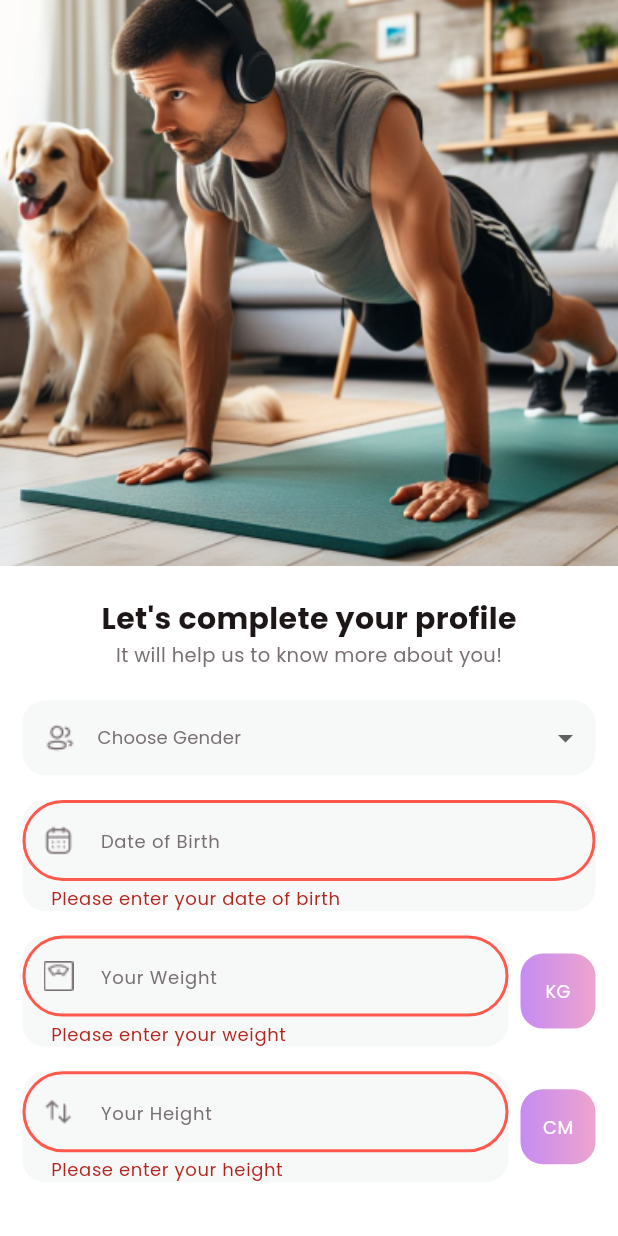
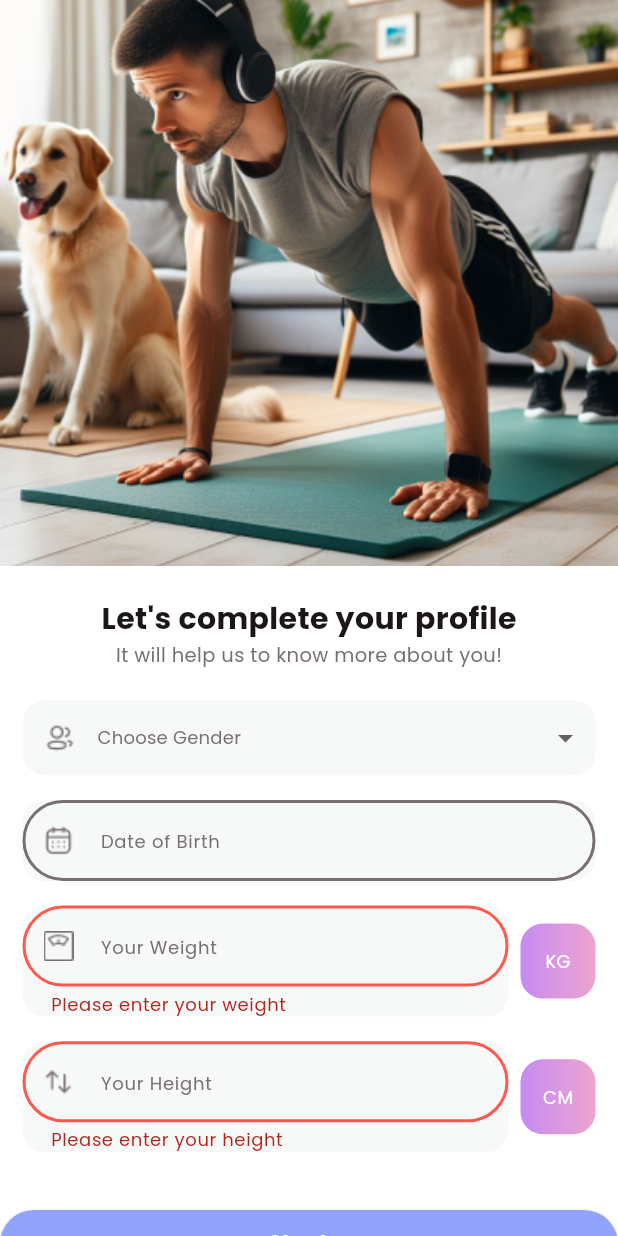
Before and after one commit to akhilSNediyathu/project_1_brofit-app, a Flutter app: the CompleteProfileView screen opened directly with empty values, after a tap on "Next >", on a phone screen of 412 x 824 dp. Run offline on Flutter 3.47's test engine with Material 3 defaults, Android fonts, the phone set to English and light mode, and no system bars; our stand-ins replace carousel_slider, cloud_firestore, firebase_auth, firebase_core; accounts and stored records are empty.

Commit message:
commontextstyleInit

```diff
--- a/lib/common/common_text_styles.dart
+++ b/lib/common/common_text_styles.dart
@@ -7,8 +7,8 @@ import 'package:flutter/material.dart';
 
 class AppTextStyles {
 
-  static const TextStyle titleTextStyle = TextStyle(
-    color: Colors.black,
+  static  TextStyle titleTextStyle = TextStyle(
+    color:Tcolo.black,
     fontSize: 20,
     fontWeight: FontWeight.w700,
   );
@@ -22,16 +22,28 @@ static TextStyle subtitleTextStyle(BuildContext context) {
     );
   }
 
-  static const TextStyle headingTextStyle = TextStyle(
-    color: Colors.grey,
-    fontSize: 13,
+  static  TextStyle carousalHeadingTextStyle = TextStyle(
+                                                      color: Tcolo.white,
+                                                      fontSize: 14,
+                                                      fontWeight: FontWeight.w700);
+  static  TextStyle carousalHeading2TextStyle =TextStyle(
+                      color: Tcolo.black,
+                      fontSize: 20,
+                      fontWeight: FontWeight.w700);
 
-  );
-  static const TextStyle subHeadingTextStyle = TextStyle(
-    color: Colors.grey,
-    fontSize: 13,
+                      static TextStyle carousalStyle3 =  TextStyle(color: Tcolo.gray, fontSize: 13);
 
-  );
+static TextStyle loginHeading1 = TextStyle(
+                      color: Tcolo.gray,
+                      fontSize: 16,
+                    );
+  static TextStyle loginEnding = TextStyle(
+                            color: Tcolo.black,
+                            fontSize: 14,
+                          );
 
-
+  static TextStyle welcomeSubtitle = TextStyle(
+                  color: Tcolo.gray,
+                  fontSize: 13
+                 );
 }
--- a/lib/common/testgif.dart
+++ b/lib/common/testgif.dart
@@ -47,7 +47,7 @@ class _CustomCounterDialogState extends State<CustomCounterDialog1> {
 
   @override
   void dispose() {
-    timer?.cancel(); // Cancel the timer to avoid memory leaks
+    timer?.cancel();
     super.dispose();
   }
 
--- a/lib/view/login/complete_profile.dart
+++ b/lib/view/login/complete_profile.dart
@@ -1,7 +1,8 @@
-
 import 'package:cloud_firestore/cloud_firestore.dart';
 import 'package:firebase_auth/firebase_auth.dart';
 import 'package:fitness_app/common/colo_extension.dart';
+import 'package:fitness_app/common/common_text_styles.dart';
+import 'package:flutter/foundation.dart';
 import 'package:flutter/material.dart';
 
 import '../../common_widget/round_button_1.dart';
@@ -10,17 +11,19 @@ import 'carousal_view.dart';
 
 class CompleteProfileView extends StatefulWidget {
   final String name;
-  const CompleteProfileView({Key? key,required this.name}) : super(key: key);
+
+  const CompleteProfileView({Key? key, required this.name}) : super(key: key);
 
   @override
   State<CompleteProfileView> createState() => _CompleteProfileViewState();
 }
 
 class _CompleteProfileViewState extends State<CompleteProfileView> {
-  TextEditingController txtDate = TextEditingController();
   TextEditingController heightController = TextEditingController();
   TextEditingController weightController = TextEditingController();
   String? selectedGender;
+  DateTime? selectedDate;
+
   final GlobalKey<FormState> _formKey = GlobalKey<FormState>();
   final FirebaseAuth _auth = FirebaseAuth.instance;
   final FirebaseFirestore _firestore = FirebaseFirestore.instance;
@@ -30,25 +33,35 @@ class _CompleteProfileViewState extends State<CompleteProfileView> {
       final User? user = _auth.currentUser;
 
       if (user != null) {
-
         String documentId = user.email ?? '';
 
-
         await _firestore.collection('UserDetails').doc(documentId).set({
-           'Name':widget.name,
+          'Name': widget.name,
           'gender': selectedGender,
-          'Dob': txtDate.text,
-          'Height':heightController.text,
-          'Weight':weightController.text
-
+         'Dob': selectedDate?.toString(),
+          'Height': heightController.text,
+          'Weight': weightController.text,
         });
-
-
-        // print('Data saved to Firebase successfully!');
       }
     } catch (error) {
-      // print('Error saving data to Firebase: $error');
+      if (kDebugMode) {
+        print('Error saving data to Firebase: $error');
+      }
+    }
+  }
 
+  Future<void> _selectDate(BuildContext context) async {
+    final DateTime? picked = await showDatePicker(
+      context: context,
+      initialDate: DateTime.now(),
+      firstDate: DateTime(1900),
+      lastDate: DateTime.now(),
+    );
+
+    if (picked != null && picked != selectedDate) {
+      setState(() {
+        selectedDate = picked;
+      });
     }
   }
 
@@ -65,7 +78,7 @@ class _CompleteProfileViewState extends State<CompleteProfileView> {
               SizedBox(height: media.width * 0.05),
               Text(
                 "Let's complete your profile",
-                style: TextStyle(color: Tcolo.black, fontSize: 20, fontWeight: FontWeight.w700),
+                style: AppTextStyles.titleTextStyle,
               ),
               Text(
                 "It will help us to know more about you!",
@@ -127,30 +140,22 @@ class _CompleteProfileViewState extends State<CompleteProfileView> {
                         ),
                       ),
                       SizedBox(height: media.width * 0.04),
-                      RoundTextField(
-                        controller: txtDate,
+                      GestureDetector(
+                        onTap: () => _selectDate(context),
+                        child: AbsorbPointer(
+                          child: RoundTextField(
+                            controller: TextEditingController(text: selectedDate?.toLocal().toString().split(' ')[0]),
                             hintText: 'Date of Birth',
                             icon: 'assets/img/Calendar.png',
                             keyboardType: TextInputType.emailAddress,
                             obscureText: false,
-                      validator: (value) {
-
-    RegExp dateRegex = RegExp(r'^\d{2}-\d{2}-\d{4}$');
-
-    if (value == null || value.isEmpty) {
-      return 'Please enter your date of birth';
-    } else if (!dateRegex.hasMatch(value)) {
-      return 'Please enter a valid date in the format dd-mm-yyyy';
-    }
-
-    return null;
-  },
+                          ),
+                        ),
                       ),
                       SizedBox(height: media.width * 0.04),
                       Row(
                         children: [
                           Expanded(
-
                             child: RoundTextField(
                               controller: weightController,
                               hintText: 'Your Weight',
@@ -224,31 +229,27 @@ class _CompleteProfileViewState extends State<CompleteProfileView> {
                         ],
                       ),
                       SizedBox(height: media.width * 0.09),
-
                     ],
                   ),
                 ),
-
               ),
               RoundButton(
                 textColor: Tcolo.white,
                 title: 'Next >',
                 onPressed: () {
-                          if (_formKey.currentState!.validate()&&weightController.text.isNotEmpty&&heightController.text.isNotEmpty&&txtDate.text.isNotEmpty&&selectedGender!=null) {
-
+                  if (_formKey.currentState!.validate() &&
+                      weightController.text.isNotEmpty &&
+                      heightController.text.isNotEmpty &&
+                      selectedDate != null &&
+                      selectedGender != null) {
                     saveDataToFirebase();
                     Navigator.push(context, MaterialPageRoute(builder: (context) => const WhoNeedsMe()));
                     weightController.clear();
                     heightController.clear();
-
-                            txtDate.clear();
-
-                          }
-                          else{}
+                  } else {}
                 },
                 buttonColor: Tcolo.Primarycolor1,
               ),
-
             ],
           ),
         ),
```
Also changed, not shown: lib/common/workout_list.dart (+4 -6 lines), lib/view/login/carousal_view.dart (+4 -9 lines), lib/view/login/login_view.dart (+16 -19 lines), lib/view/login/signup_view.dart (+5 -14 lines), lib/view/login/welcome_view.dart (+40 -12 lines), lib/view/on_boarding_screeens/onboardingViews.dart (added). Lines whose indentation alone changed are shown as unchanged.
